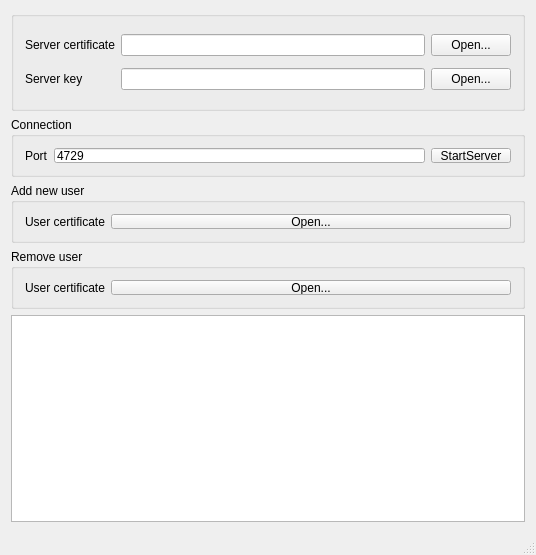
The window that server/mainwindow.ui (Dobr1802/QSsl_chat_v.2) describes before a commit, drawn with Qt 5.
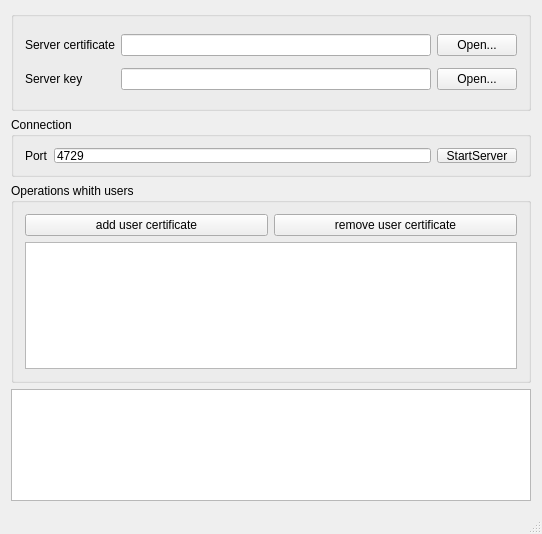
The same window after the commit.

Commit message: add showing of certificates

What changed in the file:
```diff
--- a/server/mainwindow.ui
+++ b/server/mainwindow.ui
@@ -6,8 +6,8 @@
    <rect>
     <x>0</x>
     <y>0</y>
-    <width>534</width>
-    <height>555</height>
+    <width>542</width>
+    <height>534</height>
    </rect>
   </property>
   <property name="windowTitle">
@@ -137,83 +137,35 @@
       <property name="minimumSize">
        <size>
         <width>0</width>
-        <height>60</height>
+        <height>200</height>
        </size>
       </property>
       <property name="maximumSize">
        <size>
         <width>16777215</width>
-        <height>60</height>
+        <height>200</height>
        </size>
       </property>
       <property name="title">
-       <string>Add new user</string>
+       <string>Operations whith users</string>
       </property>
       <layout class="QGridLayout" name="gridLayout_3">
        <item row="0" column="0">
-        <widget class="QLabel" name="label_4">
-         <property name="text">
-          <string>User certificate</string>
-         </property>
-        </widget>
-       </item>
-       <item row="0" column="2">
         <widget class="QPushButton" name="userCertButton">
          <property name="minimumSize">
           <size>
-           <width>400</width>
+           <width>0</width>
            <height>0</height>
           </size>
          </property>
          <property name="maximumSize">
           <size>
-           <width>400</width>
+           <width>16777215</width>
            <height>16777215</height>
           </size>
          </property>
          <property name="text">
-          <string>Open...</string>
-         </property>
-        </widget>
-       </item>
-       <item row="0" column="1">
-        <spacer name="horizontalSpacer">
-         <property name="orientation">
-          <enum>Qt::Horizontal</enum>
-         </property>
-         <property name="sizeHint" stdset="0">
-          <size>
-           <width>40</width>
-           <height>20</height>
-          </size>
-         </property>
-        </spacer>
-       </item>
-      </layout>
-     </widget>
-    </item>
-    <item>
-     <widget class="QGroupBox" name="groupBox_4">
-      <property name="minimumSize">
-       <size>
-        <width>0</width>
-        <height>60</height>
-       </size>
-      </property>
-      <property name="maximumSize">
-       <size>
-        <width>16777215</width>
-        <height>60</height>
-       </size>
-      </property>
-      <property name="title">
-       <string>Remove user</string>
-      </property>
-      <layout class="QGridLayout" name="gridLayout_4">
-       <item row="0" column="0">
-        <widget class="QLabel" name="label_5">
-         <property name="text">
-          <string>User certificate</string>
+          <string>add user certificate</string>
          </property>
         </widget>
        </item>
@@ -221,21 +173,24 @@
         <widget class="QPushButton" name="removeUserPushButton">
          <property name="minimumSize">
           <size>
-           <width>400</width>
+           <width>0</width>
            <height>0</height>
           </size>
          </property>
          <property name="maximumSize">
           <size>
-           <width>400</width>
+           <width>16777215</width>
            <height>16777215</height>
           </size>
          </property>
          <property name="text">
-          <string>Open...</string>
+          <string>remove user certificate</string>
          </property>
         </widget>
        </item>
+       <item row="1" column="0" colspan="2">
+        <widget class="QListWidget" name="listWidget"/>
+       </item>
       </layout>
      </widget>
     </item>
```
The commit also changes 4 other files.
